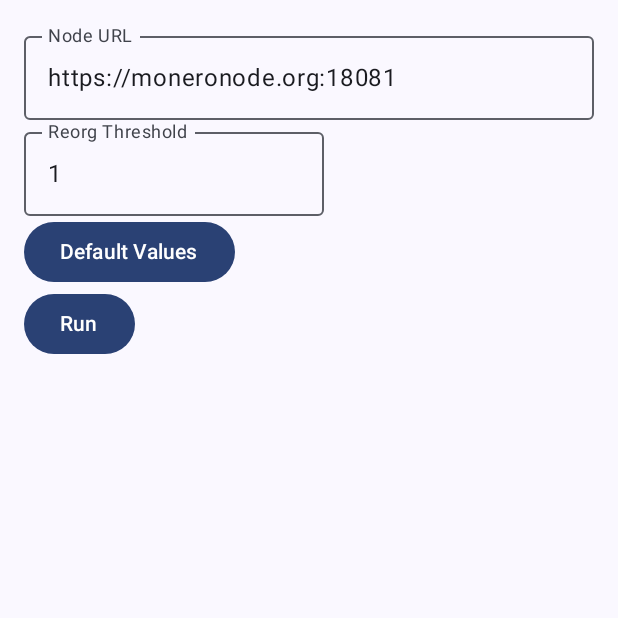
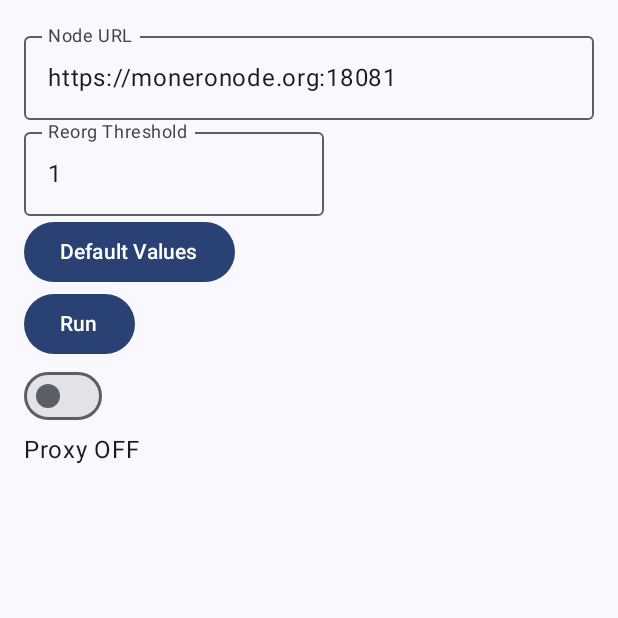
Before and after one commit to NathanRizza/monero-watchman, an Android app built with Jetpack Compose: the screen it shows after launch (MainActivity), after a tap on "Run", on a phone screen of 412 x 824 dp, the top half of it. Run offline under Robolectric (Android 15) with nearby library versions, the phone set to English and light mode, and no system bars.

Commit message:
Implemented proxy support for default proxy 127.0.0.1:9050

```diff
--- a/app/src/main/java/com/example/monerowatchman/MainActivity.kt
+++ b/app/src/main/java/com/example/monerowatchman/MainActivity.kt
@@ -41,6 +41,7 @@ import androidx.compose.ui.unit.dp
 import androidx.core.app.ActivityCompat
 import androidx.core.content.ContextCompat
 import com.example.monerowatchman.ui.theme.MoneroWatchmanTheme
+import androidx.compose.material3.Switch
 
 class MainActivity : ComponentActivity() {
 
@@ -63,7 +64,7 @@ class MainActivity : ComponentActivity() {
 						var node_url by remember {mutableStateOf(user_prefs.getString("node_url", default_node_url) ?: default_node_url)}
         				var reorg_threshold by remember {mutableStateOf(user_prefs.getInt("reorg_threshold", 1))}
 						var reorg_check_interval = default_reorg_check_interval
-
+						var use_proxy by remember { mutableStateOf(false) }
 
                     	OutlinedTextField(
                     	    value = node_url,
@@ -96,11 +97,16 @@ class MainActivity : ComponentActivity() {
 
 					    Button(onClick = {
 
-							startReorgCheckService("$node_url",reorg_threshold,reorg_check_interval)
+							startReorgCheckService("$node_url",reorg_threshold,reorg_check_interval,use_proxy)
 							user_prefs.edit().putString("node_url", "$node_url").apply()
 							user_prefs.edit().putInt("reorg_threshold", reorg_threshold).apply()
 
 						}) {Text("Run")}
+
+						Switch(checked = use_proxy,onCheckedChange = { use_proxy = it })
+				        Text(text = if (use_proxy) "Proxy ON" else "Proxy OFF")
+
+						//Text("Until further updates, after pressing run wait for the notification to pop up to confirm service is running.")
 
 					}
 				}
@@ -108,13 +114,14 @@ class MainActivity : ComponentActivity() {
 		}
 	}
 
-	private fun startReorgCheckService(node_url: String, reorg_threshold: Int, reorg_check_interval: Int) {
+	private fun startReorgCheckService(node_url: String, reorg_threshold: Int, reorg_check_interval: Int, use_proxy: Boolean) {
 		// Get the ReorgCheckService
 	    val intent = Intent(this, ReorgCheckService::class.java)
 		// Append values to intent that we need to pass to the service
 	    intent.putExtra("node_url", node_url)
 	    intent.putExtra("reorg_check_interval", reorg_check_interval)
 	    intent.putExtra("reorg_threshold", reorg_threshold)
+	    intent.putExtra("use_proxy", use_proxy)
 		// Start Service
 	    ContextCompat.startForegroundService(this, intent)
 	}
--- a/app/src/main/java/com/example/monerowatchman/services/ReorgCheckService.kt
+++ b/app/src/main/java/com/example/monerowatchman/services/ReorgCheckService.kt
@@ -58,7 +58,7 @@ class ReorgCheckService : Service() {
         	val reorg_threshold = intent?.getIntExtra("reorg_threshold", 5) ?: 5
 			val block_window = reorg_threshold + 10
     		var reorg_message: String? = null
-			val use_proxy = false
+			val use_proxy = intent?.getBooleanExtra("use_proxy",false) ?: false
 
 			var next_reorg_check_height = -1
 			var reorg_check_height = -1
```
Also changed, not shown: app/src/main/java/com/example/monerowatchman/utils/NetworkUtilities.kt (+6 -3 lines).
